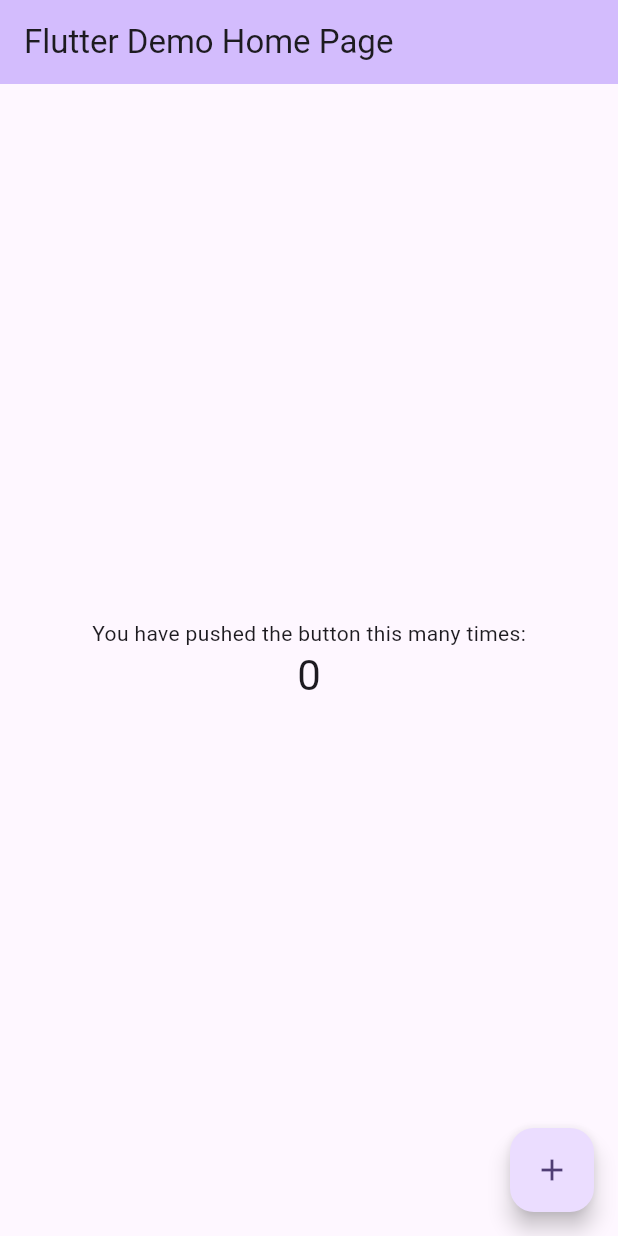
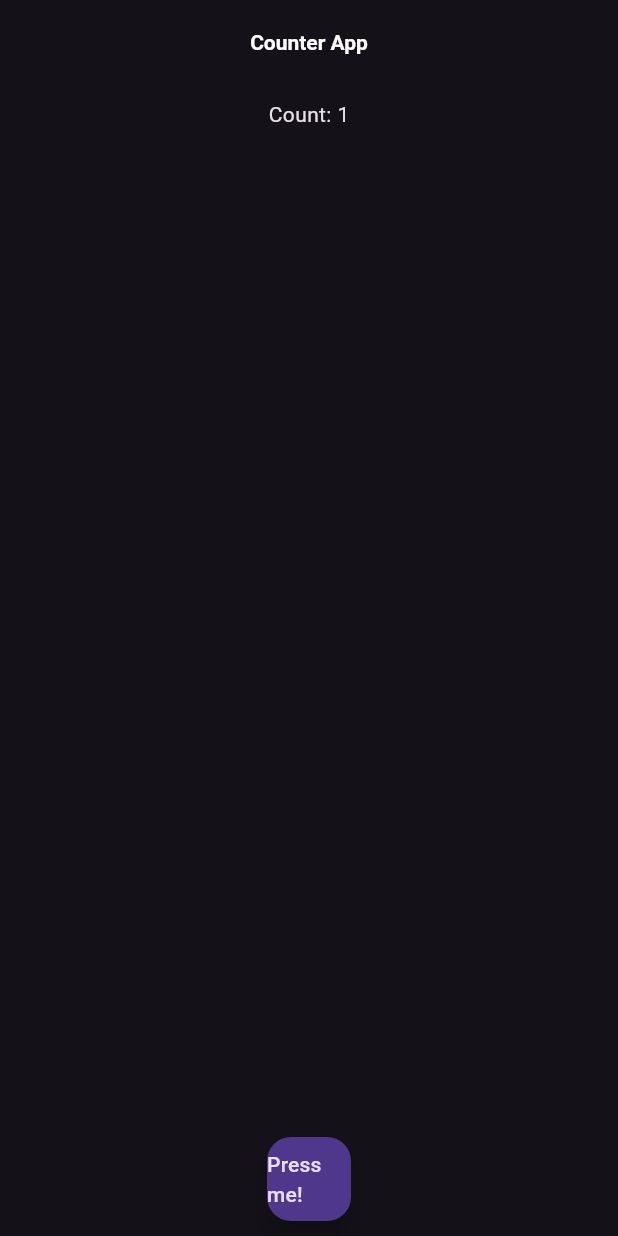
Before and after one commit to Emekaony/Flutter-Stateful-widgets, a Flutter app: the screen it shows after launch, on a phone screen of 412 x 824 dp. Run offline on Flutter 3.47's test engine with Material 3 defaults, Android fonts, the phone set to English and light mode, and no system bars.

Commit message:
Created the front end basics from scratch

```diff
--- a/lib/main.dart
+++ b/lib/main.dart
@@ -1,125 +1,44 @@
+// ignore_for_file: prefer_const_constructors
+
 import 'package:flutter/material.dart';
 
 void main() {
-  runApp(const MyApp());
+  runApp(const App());
 }
 
-class MyApp extends StatelessWidget {
-  const MyApp({super.key});
+class App extends StatefulWidget {
+  const App({super.key});
 
-  // This widget is the root of your application.
+  @override
+  State<App> createState() => _AppState();
+}
+
+class _AppState extends State<App> {
   @override
   Widget build(BuildContext context) {
     return MaterialApp(
-      title: 'Flutter Demo',
-      theme: ThemeData(
-        // This is the theme of your application.
-        //
-        // TRY THIS: Try running your application with "flutter run". You'll see
-        // the application has a purple toolbar. Then, without quitting the app,
-        // try changing the seedColor in the colorScheme below to Colors.green
-        // and then invoke "hot reload" (save your changes or press the "hot
-        // reload" button in a Flutter-supported IDE, or press "r" if you used
-        // the command line to start the app).
-        //
-        // Notice that the counter didn't reset back to zero; the application
-        // state is not lost during the reload. To reset the state, use hot
-        // restart instead.
-        //
-        // This works for code too, not just values: Most code changes can be
-        // tested with just a hot reload.
-        colorScheme: ColorScheme.fromSeed(seedColor: Colors.deepPurple),
-        useMaterial3: true,
-      ),
-      home: const MyHomePage(title: 'Flutter Demo Home Page'),
-    );
+        theme: ThemeData.dark(useMaterial3: true),
+        home: Scaffold(
+          appBar: AppBar(
+            title: const Text("Counter App"),
+            centerTitle: true,
+            titleTextStyle: const TextStyle(
+                color: Colors.white, fontWeight: FontWeight.bold),
+          ),
+          body: Container(
+            padding: EdgeInsets.all(10),
+            width: double.infinity,
+            height: double.infinity,
+            child: Column(
+              children: [
+                Expanded(child: Text("Count: 1")),
+                FloatingActionButton(
+                  onPressed: () {},
+                  child: Text("Press me!"),
+                )
+              ],
+            ),
+          ),
+        ));
   }
 }
-
-class MyHomePage extends StatefulWidget {
-  const MyHomePage({super.key, required this.title});
-
-  // This widget is the home page of your application. It is stateful, meaning
-  // that it has a State object (defined below) that contains fields that affect
-  // how it looks.
-
-  // This class is the configuration for the state. It holds the values (in this
-  // case the title) provided by the parent (in this case the App widget) and
-  // used by the build method of the State. Fields in a Widget subclass are
-  // always marked "final".
-
-  final String title;
-
-  @override
-  State<MyHomePage> createState() => _MyHomePageState();
-}
-
-class _MyHomePageState extends State<MyHomePage> {
-  int _counter = 0;
-
-  void _incrementCounter() {
-    setState(() {
-      // This call to setState tells the Flutter framework that something has
-      // changed in this State, which causes it to rerun the build method below
-      // so that the display can reflect the updated values. If we changed
-      // _counter without calling setState(), then the build method would not be
-      // called again, and so nothing would appear to happen.
-      _counter++;
-    });
-  }
-
-  @override
-  Widget build(BuildContext context) {
-    // This method is rerun every time setState is called, for instance as done
-    // by the _incrementCounter method above.
-    //
-    // The Flutter framework has been optimized to make rerunning build methods
-    // fast, so that you can just rebuild anything that needs updating rather
-    // than having to individually change instances of widgets.
-    return Scaffold(
-      appBar: AppBar(
-        // TRY THIS: Try changing the color here to a specific color (to
-        // Colors.amber, perhaps?) and trigger a hot reload to see the AppBar
-        // change color while the other colors stay the same.
-        backgroundColor: Theme.of(context).colorScheme.inversePrimary,
-        // Here we take the value from the MyHomePage object that was created by
-        // the App.build method, and use it to set our appbar title.
-        title: Text(widget.title),
-      ),
-      body: Center(
-        // Center is a layout widget. It takes a single child and positions it
-        // in the middle of the parent.
-        child: Column(
-          // Column is also a layout widget. It takes a list of children and
-          // arranges them vertically. By default, it sizes itself to fit its
-          // children horizontally, and tries to be as tall as its parent.
-          //
-          // Column has various properties to control how it sizes itself and
-          // how it positions its children. Here we use mainAxisAlignment to
-          // center the children vertically; the main axis here is the vertical
-          // axis because Columns are vertical (the cross axis would be
-          // horizontal).
-          //
-          // TRY THIS: Invoke "debug painting" (choose the "Toggle Debug Paint"
-          // action in the IDE, or press "p" in the console), to see the
-          // wireframe for each widget.
-          mainAxisAlignment: MainAxisAlignment.center,
-          children: <Widget>[
-            const Text(
-              'You have pushed the button this many times:',
-            ),
-            Text(
-              '$_counter',
-              style: Theme.of(context).textTheme.headlineMedium,
-            ),
-          ],
-        ),
-      ),
-      floatingActionButton: FloatingActionButton(
-        onPressed: _incrementCounter,
-        tooltip: 'Increment',
-        child: const Icon(Icons.add),
-      ), // This trailing comma makes auto-formatting nicer for build methods.
-    );
-  }
-}
```
